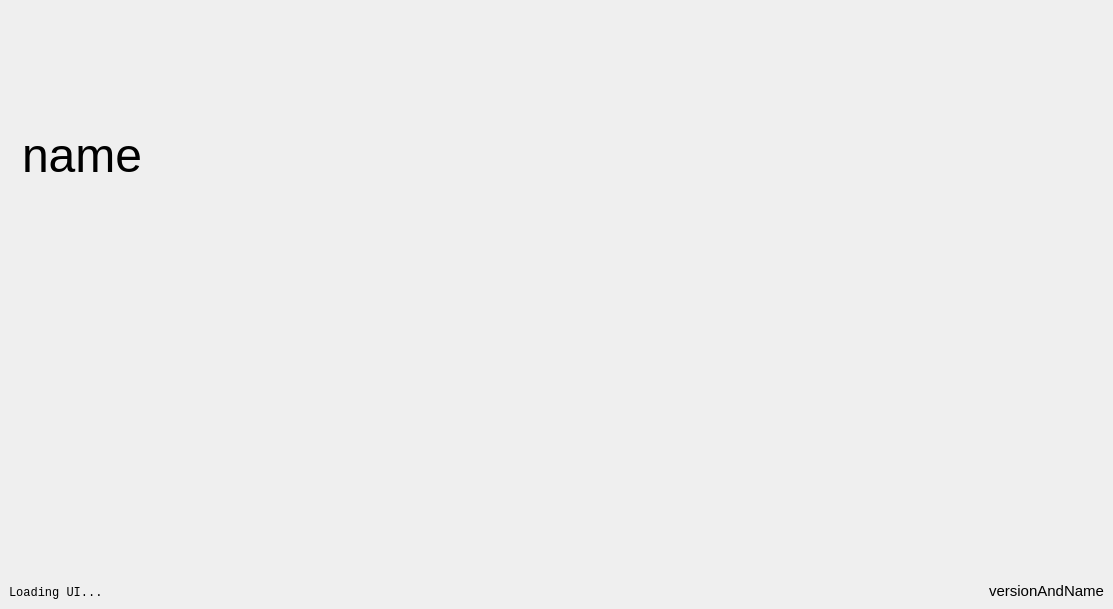
The window that wstartupscreen.ui (pietr26/OMSI-Tools) describes before a commit, drawn with Qt 5.
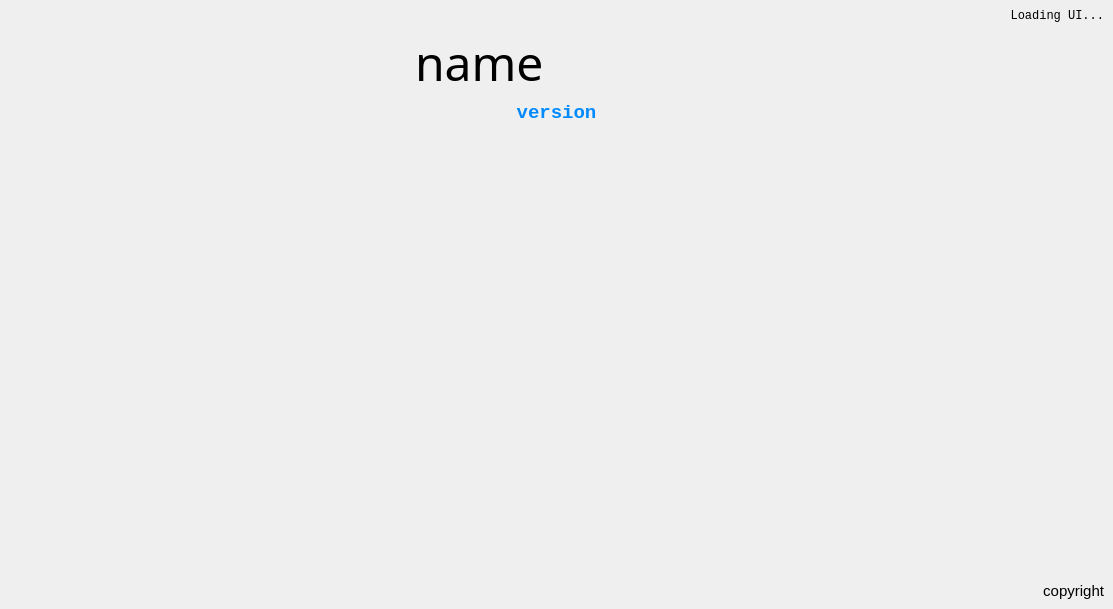
The same window after the commit. Icons and pictures are not drawn.

Commit message: Restyled startup screen

The edit to the form file:
```diff
--- a/wstartupscreen.ui
+++ b/wstartupscreen.ui
@@ -28,16 +28,47 @@
   </property>
   <widget class="QWidget" name="centralwidget">
    <layout class="QVBoxLayout" name="verticalLayout">
+    <item>
+     <widget class="QLabel" name="lblStatus">
+      <property name="sizePolicy">
+       <sizepolicy hsizetype="Preferred" vsizetype="Maximum">
+        <horstretch>0</horstretch>
+        <verstretch>0</verstretch>
+       </sizepolicy>
+      </property>
+      <property name="font">
+       <font>
+        <family>Consolas</family>
+        <pointsize>9</pointsize>
+       </font>
+      </property>
+      <property name="cursor">
+       <cursorShape>BusyCursor</cursorShape>
+      </property>
+      <property name="text">
+       <string extracomment="'UI': User Interface">Loading UI...</string>
+      </property>
+      <property name="alignment">
+       <set>Qt::AlignBottom|Qt::AlignRight|Qt::AlignTrailing</set>
+      </property>
+     </widget>
+    </item>
     <item>
      <layout class="QHBoxLayout" name="horizontalLayout">
       <item>
        <widget class="QLabel" name="lblIcon">
         <property name="sizePolicy">
-         <sizepolicy hsizetype="Maximum" vsizetype="Maximum">
+         <sizepolicy hsizetype="Preferred" vsizetype="Preferred">
           <horstretch>0</horstretch>
           <verstretch>0</verstretch>
          </sizepolicy>
         </property>
+        <property name="maximumSize">
+         <size>
+          <width>400</width>
+          <height>400</height>
+         </size>
+        </property>
         <property name="cursor">
          <cursorShape>BusyCursor</cursorShape>
         </property>
@@ -65,6 +96,7 @@
         </property>
         <property name="font">
          <font>
+          <family>Corbel</family>
           <pointsize>36</pointsize>
           <italic>false</italic>
           <bold>false</bold>
@@ -90,30 +122,56 @@
      </layout>
     </item>
     <item>
-     <layout class="QHBoxLayout" name="horizontalLayout_2">
-      <item>
-       <widget class="QLabel" name="lblStatus">
+     <widget class="QLabel" name="lblVersion">
+      <property name="sizePolicy">
+       <sizepolicy hsizetype="Preferred" vsizetype="Preferred">
+        <horstretch>0</horstretch>
+        <verstretch>0</verstretch>
+       </sizepolicy>
+      </property>
         <property name="font">
          <font>
           <family>Consolas</family>
-          <pointsize>9</pointsize>
+        <pointsize>14</pointsize>
+        <italic>false</italic>
+        <bold>true</bold>
          </font>
         </property>
         <property name="cursor">
          <cursorShape>BusyCursor</cursorShape>
         </property>
+      <property name="styleSheet">
+       <string notr="true">color: #008AFF</string>
+      </property>
         <property name="text">
-         <string extracomment="'UI' = User Interface">Loading UI...</string>
+       <string notr="true">version</string>
+      </property>
+      <property name="textFormat">
+       <enum>Qt::PlainText</enum>
         </property>
         <property name="alignment">
-         <set>Qt::AlignBottom|Qt::AlignLeading|Qt::AlignLeft</set>
+       <set>Qt::AlignBottom|Qt::AlignHCenter</set>
         </property>
        </widget>
       </item>
       <item>
-       <widget class="QLabel" name="lblVersionCopyright">
+     <spacer name="verticalSpacer">
+      <property name="orientation">
+       <enum>Qt::Vertical</enum>
+      </property>
+      <property name="sizeHint" stdset="0">
+       <size>
+        <width>20</width>
+        <height>40</height>
+       </size>
+      </property>
+     </spacer>
+    </item>
+    <item>
+     <widget class="QLabel" name="lblCopyright">
         <property name="font">
          <font>
+        <family>Segoe UI</family>
           <pointsize>11</pointsize>
           <italic>false</italic>
          </font>
@@ -122,7 +180,7 @@
          <cursorShape>BusyCursor</cursorShape>
         </property>
         <property name="text">
-         <string notr="true">versionAndName</string>
+       <string notr="true">copyright</string>
         </property>
         <property name="textFormat">
          <enum>Qt::PlainText</enum>
@@ -131,8 +189,6 @@
          <set>Qt::AlignBottom|Qt::AlignRight|Qt::AlignTrailing</set>
         </property>
        </widget>
-      </item>
-     </layout>
     </item>
    </layout>
   </widget>
```
Left out of the diff: 2 changed lines with no effect on the pictures. Lines whose indentation alone changed are shown as unchanged. The commit also changes 3 other files.
